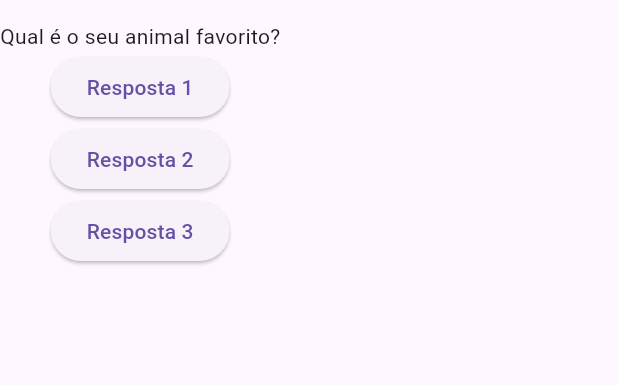
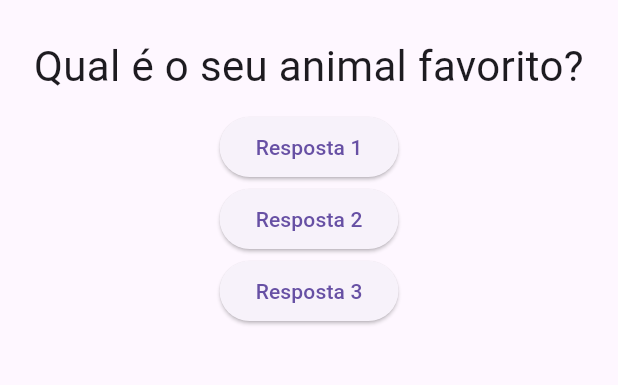
Before and after one commit to AlexandreFel1pe/curso_flutter, a Flutter app: the screen it shows after launch, after a tap on "Resposta 1", on a phone screen of 412 x 824 dp, the part 63-448 px from its top. Run offline on Flutter 3.47's test engine with Material 3 defaults, Android fonts, the phone set to English and light mode, and no system bars.

Commit message:
add questao widget

```diff
--- a/projeto_perguntas/lib/main.dart
+++ b/projeto_perguntas/lib/main.dart
@@ -1,22 +1,25 @@
 import 'package:flutter/material.dart';
+import 'package:projeto_perguntas/questao.dart';
 
 main() => runApp(PerguntaApp());
 
 class PerguntaApp extends StatefulWidget {
+  const PerguntaApp({super.key});
+
   @override
-  PerguntaAppState createState() {
-    return PerguntaAppState();
+  _PerguntaAppState createState() {
+    return _PerguntaAppState();
   }
 }
 
-class PerguntaAppState extends State<PerguntaApp> {
-  var perguntaSelecionada = 0;
+class _PerguntaAppState extends State<PerguntaApp> {
+  var _perguntaSelecionada = 0;
 
-  void responder() {
+  void _responder() {
     setState(() {
-      perguntaSelecionada++;
+      _perguntaSelecionada++;
     });
-    print(perguntaSelecionada);
+    print(_perguntaSelecionada);
   }
 
   @override
@@ -33,17 +36,17 @@
         ),
         body: Column(
           children: [
-            Text(perguntas[perguntaSelecionada]),
+            Questao(perguntas[_perguntaSelecionada]),
             ElevatedButton(
-              onPressed: responder,
+              onPressed: _responder,
               child: Text('Resposta 1'),
             ),
             ElevatedButton(
-              onPressed: responder,
+              onPressed: _responder,
               child: Text('Resposta 2'),
             ),
             ElevatedButton(
-              onPressed: responder,
+              onPressed: _responder,
               child: Text('Resposta 3'),
             ),
           ],
--- /dev/null
+++ b/projeto_perguntas/lib/questao.dart
@@ -0,0 +1,22 @@
+import 'package:flutter/material.dart';
+
+class Questao extends StatelessWidget {
+  final String texto;
+
+  Questao(this.texto);
+
+  @override
+  Widget build(BuildContext context) {
+    return Container(
+      width: double.infinity,
+      margin: EdgeInsets.all(10),
+      child: Text(
+        texto,
+        style: TextStyle(
+          fontSize: 28,
+        ),
+        textAlign: TextAlign.center,
+      ),
+    );
+  }
+}
```
